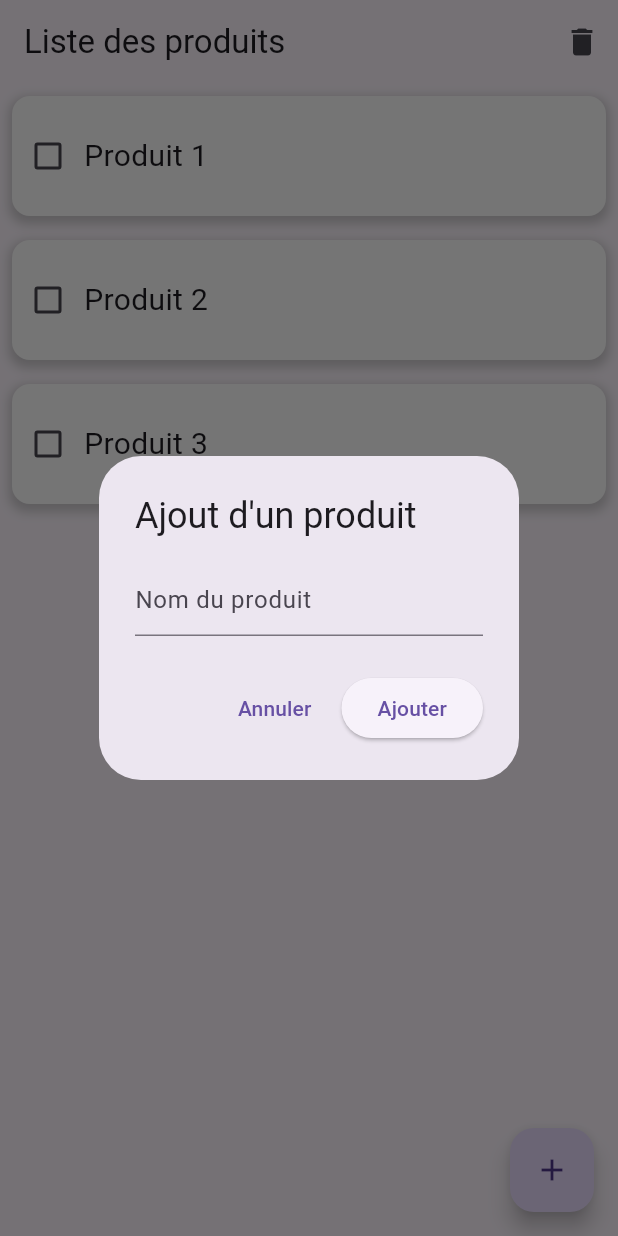
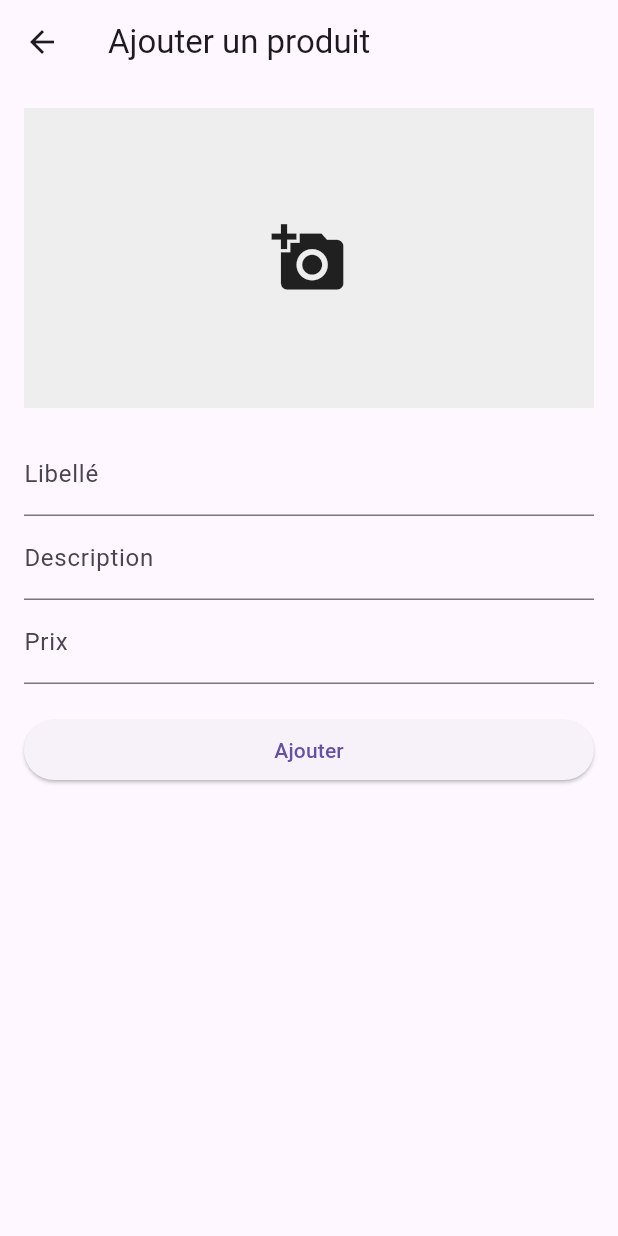
Before and after one commit to Mohssineguedad/tp_flutter, a Flutter app: the screen it shows after launch, after a tap on the "add" icon, on a phone screen of 412 x 824 dp. Run offline on Flutter 3.47's test engine with Material 3 defaults, Android fonts, the phone set to English and light mode, and no system bars; drawn by our look-alikes of flutter_slidable; our stand-ins replace image_picker.

Commit message:
Atelier 2: Ajout modèle Produit, formulaire et détails

```diff
--- /dev/null
+++ b/mon-projet/tp_flutter/lib/add_produit_form.dart
@@ -0,0 +1,98 @@
+import 'dart:io';
+import 'package:flutter/material.dart';
+import 'package:image_picker/image_picker.dart';
+import 'model/produit.dart';
+
+class AddProduitForm extends StatefulWidget {
+  final Function(Produit) onAdd;
+
+  const AddProduitForm({super.key, required this.onAdd});
+
+  @override
+  State<AddProduitForm> createState() => _AddProduitFormState();
+}
+
+class _AddProduitFormState extends State<AddProduitForm> {
+  final _formKey = GlobalKey<FormState>();
+  final Produit _produit = Produit();
+  String? _pickedImagePath;
+
+  final ImagePicker _picker = ImagePicker();
+
+  Future<void> _pickImage() async {
+    final XFile? image = await _picker.pickImage(source: ImageSource.gallery);
+    if (image != null) {
+      setState(() {
+        _pickedImagePath = image.path;
+        _produit.photo = image.path;
+      });
+    }
+  }
+
+  @override
+  Widget build(BuildContext context) {
+    return Scaffold(
+      appBar: AppBar(title: const Text('Ajouter un produit')),
+      body: Padding(
+        padding: const EdgeInsets.all(16.0),
+        child: Form(
+          key: _formKey,
+          child: ListView(
+            children: [
+              GestureDetector(
+                onTap: _pickImage,
+                child: Container(
+                  height: 200,
+                  color: Colors.grey[200],
+                  child: _pickedImagePath == null
+                      ? const Icon(Icons.add_a_photo, size: 50)
+                      : Image.file(File(_pickedImagePath!), fit: BoxFit.cover),
+                ),
+              ),
+              const SizedBox(height: 16),
+              TextFormField(
+                decoration: const InputDecoration(labelText: 'Libellé'),
+                validator: (value) {
+                  if (value == null || value.isEmpty) {
+                    return 'Veuillez entrer un libellé';
+                  }
+                  return null;
+                },
+                onSaved: (value) => _produit.libelle = value!,
+              ),
+              TextFormField(
+                decoration: const InputDecoration(labelText: 'Description'),
+                onSaved: (value) => _produit.description = value ?? '',
+              ),
+              TextFormField(
+                decoration: const InputDecoration(labelText: 'Prix'),
+                keyboardType: TextInputType.number,
+                validator: (value) {
+                  if (value == null || value.isEmpty) {
+                    return 'Veuillez entrer un prix';
+                  }
+                  if (double.tryParse(value) == null) {
+                    return 'Veuillez entrer un nombre valide';
+                  }
+                  return null;
+                },
+                onSaved: (value) => _produit.prix = double.parse(value!),
+              ),
+              const SizedBox(height: 20),
+              ElevatedButton(
+                onPressed: () {
+                  if (_formKey.currentState!.validate()) {
+                    _formKey.currentState!.save();
+                    widget.onAdd(_produit);
+                    Navigator.pop(context);
+                  }
+                },
+                child: const Text('Ajouter'),
+              ),
+            ],
+          ),
+        ),
+      ),
+    );
+  }
+}
--- /dev/null
+++ b/mon-projet/tp_flutter/lib/model/produit.dart
@@ -0,0 +1,15 @@
+class Produit {
+  String libelle;
+  String description;
+  double prix;
+  String photo;
+  bool isSelected;
+
+  Produit({
+    this.libelle = '',
+    this.description = '',
+    this.prix = 0.0,
+    this.photo = '',
+    this.isSelected = false,
+  });
+}
--- a/mon-projet/tp_flutter/lib/produits_list.dart
+++ b/mon-projet/tp_flutter/lib/produits_list.dart
@@ -1,6 +1,8 @@
 import 'package:flutter/material.dart';
+import 'model/produit.dart';
 import 'produit_box.dart';
-import 'add_produit.dart';
+import 'add_produit_form.dart';
+import 'produit_details.dart';
 
 class ProduitsList extends StatefulWidget {
   const ProduitsList({super.key});
@@ -10,35 +12,20 @@ class ProduitsList extends StatefulWidget {
 }
 
 class _ProduitsListState extends State<ProduitsList> {
-  final List<List<dynamic>> produits = [
-    ['Produit 1', false],
-    ['Produit 2', false],
-    ['Produit 3', false],
-  ];
+  final List<Produit> produits = [];
 
-  final TextEditingController _nomController = TextEditingController();
+  void _saveProduit(Produit produit) {
+    setState(() {
+      produits.add(produit);
+    });
+  }
 
   void _addProduit() {
-    showDialog(
-      context: context,
-      builder: (context) {
-        return AddProduit(
-          nomController: _nomController,
-          onAdd: () {
-            if (_nomController.text.isNotEmpty) {
-              setState(() {
-                produits.add([_nomController.text, false]);
-              });
-              _nomController.clear();
-              Navigator.pop(context);
-            }
-          },
-          onCancel: () {
-            _nomController.clear();
-            Navigator.pop(context);
-          },
-        );
-      },
+    Navigator.push(
+      context,
+      MaterialPageRoute(
+        builder: (context) => AddProduitForm(onAdd: _saveProduit),
+      ),
     );
   }
 
@@ -50,8 +37,17 @@ class _ProduitsListState extends State<ProduitsList> {
 
   void _deleteSelected() {
     setState(() {
-      produits.removeWhere((element) => element[1] == true);
+      produits.removeWhere((element) => element.isSelected);
     });
+  }
+
+  void _showDetails(Produit produit) {
+    Navigator.push(
+      context,
+      MaterialPageRoute(
+        builder: (context) => ProduitDetails(produit: produit),
+      ),
+    );
   }
 
   @override
@@ -67,18 +63,20 @@ class _ProduitsListState extends State<ProduitsList> {
           ),
         ],
       ),
-      body: ListView.builder(
+      body: produits.isEmpty
+          ? const Center(child: Text('Aucun produit'))
+          : ListView.builder(
               itemCount: produits.length,
               itemBuilder: (context, index) {
                 return ProduitBox(
-            nomProduit: produits[index][0],
-            selProduit: produits[index][1],
+                  produit: produits[index],
                   onChanged: (bool? value) {
                     setState(() {
-                produits[index][1] = value!;
+                      produits[index].isSelected = value!;
                     });
                   },
                   delProduit: (context) => _delProduit(index),
+                  onTap: () => _showDetails(produits[index]),
                 );
               },
             ),
--- a/mon-projet/tp_flutter/pubspec.yaml
+++ b/mon-projet/tp_flutter/pubspec.yaml
@@ -35,6 +35,7 @@ dependencies:
   # Use with the CupertinoIcons class for iOS style icons.
   cupertino_icons: ^1.0.8
   flutter_slidable: ^3.0.0
+  image_picker: ^1.0.4
 
 dev_dependencies:
   flutter_test:
```
Also changed, not shown: mon-projet/tp_flutter/lib/produit_box.dart (+45 -9 lines), mon-projet/tp_flutter/lib/produit_details.dart (added, +55 -0 lines). Lines whose indentation alone changed are shown as unchanged.
